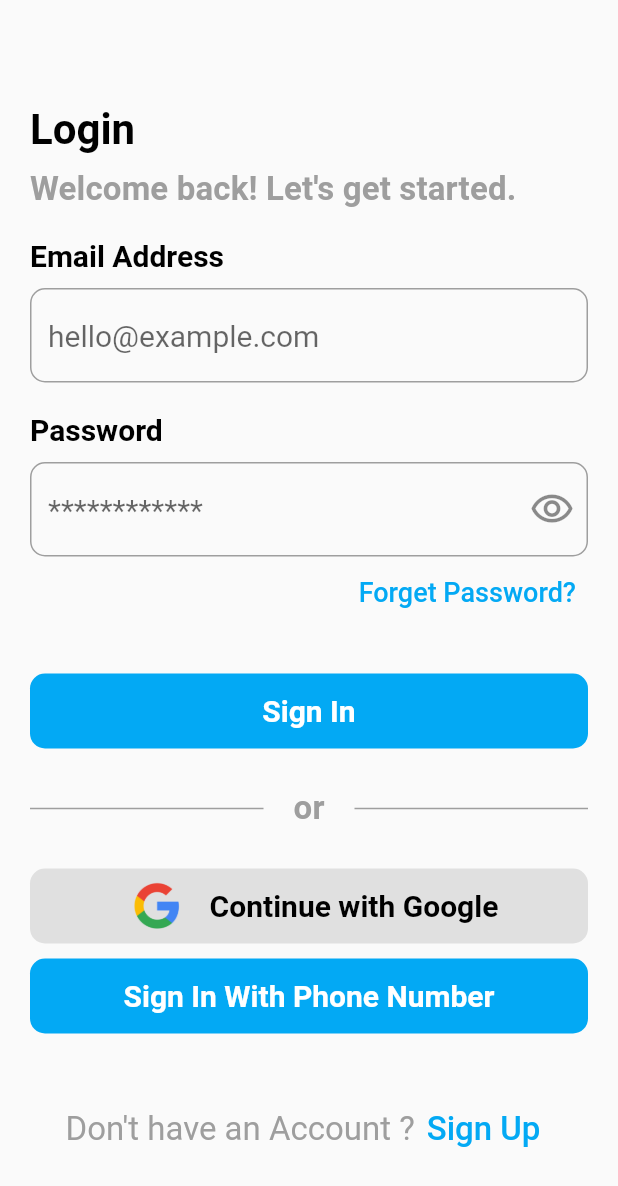
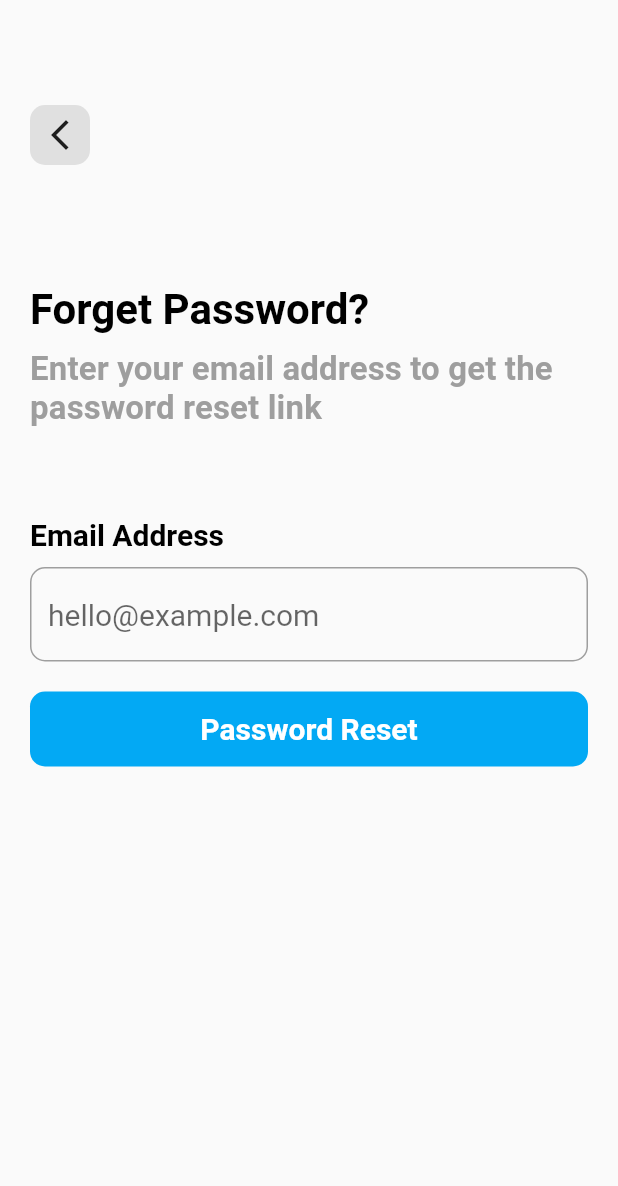
Before and after one commit to FahadMehboob/aviation_project, a Flutter app: the LoginScreen screen opened directly, after a tap on "Forget Password?", on a phone screen of 412 x 824 dp. Shown: the top 1186 px of the screen. Run offline on Flutter 3.47's test engine with Material 2 defaults, Android fonts, the phone set to English and light mode, and no system bars.

Commit message:
foget_screen UI and passowrd_reset_reset screen UI

```diff
--- /dev/null
+++ b/lib/ui/auth/forget_password.dart
@@ -0,0 +1,91 @@
+import 'package:aviation_project/ui/auth/password_reset.dart';
+import 'package:aviation_project/widgets/circular_button.dart';
+import 'package:aviation_project/widgets/reusable_text.dart';
+import 'package:flutter/material.dart';
+
+class ForgetPassword extends StatefulWidget {
+  const ForgetPassword({super.key});
+
+  @override
+  State<ForgetPassword> createState() => _ForgetPasswordState();
+}
+
+class _ForgetPasswordState extends State<ForgetPassword> {
+  @override
+  Widget build(BuildContext context) {
+    return Scaffold(
+      body: SingleChildScrollView(
+        child: Padding(
+          padding: const EdgeInsets.symmetric(
+            vertical: 70,
+            horizontal: 20,
+          ),
+          child: Column(
+            mainAxisAlignment: MainAxisAlignment.start,
+            crossAxisAlignment: CrossAxisAlignment.start,
+            children: [
+              InkWell(
+                onTap: () {
+                  Navigator.pop(context);
+                },
+                child: Container(
+                  height: 40,
+                  width: 40,
+                  decoration: BoxDecoration(
+                    borderRadius: BorderRadius.circular(10),
+                    color: Colors.grey[300],
+                  ),
+                  child: const Center(
+                    child: Icon(Icons.arrow_back_ios_new),
+                  ),
+                ),
+              ),
+              const SizedBox(
+                height: 80,
+              ),
+              const ReusableTitle(title: "Forget Password?"),
+              const ReusableSubTitle(
+                  subTitle:
+                      "Enter your email address to get the password reset link"),
+              const SizedBox(
+                height: 40,
+              ),
+              const ReusableLabel(labelText: "Email Address"),
+              TextFormField(
+                keyboardType: TextInputType.emailAddress,
+                style: Theme.of(context).textTheme.bodyMedium,
+                decoration: InputDecoration(
+                  hintText: "hello@example.com",
+                  enabledBorder: OutlineInputBorder(
+                    borderRadius: BorderRadius.circular(10),
+                    borderSide: const BorderSide(color: Colors.grey),
+                  ),
+                  focusedBorder: OutlineInputBorder(
+                    borderRadius: BorderRadius.circular(10),
+                    borderSide: const BorderSide(color: Colors.lightBlue),
+                  ),
+                  errorBorder: OutlineInputBorder(
+                    borderRadius: BorderRadius.circular(10),
+                    borderSide: const BorderSide(color: Colors.red),
+                  ),
+                ),
+              ),
+              const SizedBox(
+                height: 20,
+              ),
+              CircularButton(
+                  btnText: "Password Reset",
+                  onTap: () {
+                    Navigator.push(
+                        context,
+                        MaterialPageRoute(
+                          builder: (context) => const PasswordReset(),
+                        ));
+                  }),
+            ],
+          ),
+        ),
+      ),
+    );
+  }
+}
--- a/lib/ui/auth/login_screen.dart
+++ b/lib/ui/auth/login_screen.dart
@@ -1,4 +1,7 @@
+import 'package:aviation_project/ui/auth/forget_password.dart';
+import 'package:aviation_project/ui/auth/phone_login.dart';
 import 'package:aviation_project/ui/auth/signup_screen.dart';
+import 'package:aviation_project/ui/homescreen.dart';
 import 'package:aviation_project/widgets/circular_button.dart';
 import 'package:aviation_project/widgets/reusable_text.dart';
 import 'package:flutter/material.dart';
@@ -13,7 +16,7 @@ class LoginScreen extends StatefulWidget {
 }
 
 class _LoginScreenState extends State<LoginScreen> {
-  bool isVisible = false;
+  bool isVisible = true;
   @override
   Widget build(BuildContext context) {
     return Scaffold(
@@ -91,7 +94,13 @@ class _LoginScreenState extends State<LoginScreen> {
                 mainAxisAlignment: MainAxisAlignment.end,
                 children: [
                   TextButton(
-                      onPressed: () {},
+                      onPressed: () {
+                        Navigator.push(
+                            context,
+                            MaterialPageRoute(
+                              builder: (context) => const ForgetPassword(),
+                            ));
+                      },
                       child: const Text(
                         "Forget Password?",
                         style: TextStyle(fontSize: 18),
@@ -101,7 +110,16 @@ class _LoginScreenState extends State<LoginScreen> {
               const SizedBox(
                 height: 30,
               ),
-              const CircularButton(btnText: "Sign In"),
+              CircularButton(
+                btnText: "Sign In",
+                onTap: () {
+                  Navigator.push(
+                      context,
+                      MaterialPageRoute(
+                        builder: (context) => const HomeScreen(),
+                      ));
+                },
+              ),
               Row(
                 children: [
                   const Expanded(
@@ -131,7 +149,16 @@ class _LoginScreenState extends State<LoginScreen> {
               const SizedBox(
                 height: 10,
               ),
-              const CircularButton(btnText: "Sign In With Phone Number"),
+              CircularButton(
+                btnText: "Sign In With Phone Number",
+                onTap: () {
+                  Navigator.push(
+                      context,
+                      MaterialPageRoute(
+                        builder: (context) => const PhoneLogin(),
+                      ));
+                },
+              ),
               const SizedBox(
                 height: 40,
               ),
--- a/lib/widgets/circular_button.dart
+++ b/lib/widgets/circular_button.dart
@@ -2,11 +2,14 @@ import 'package:flutter/material.dart';
 
 class CircularButton extends StatelessWidget {
   final String btnText;
-  const CircularButton({super.key, required this.btnText});
+  final VoidCallback onTap;
+  const CircularButton({super.key, required this.btnText, required this.onTap});
 
   @override
   Widget build(BuildContext context) {
-    return Container(
+    return InkWell(
+      onTap: onTap,
+      child: Container(
         height: 50,
         decoration: BoxDecoration(
           borderRadius: BorderRadius.circular(10),
@@ -16,6 +19,7 @@ class CircularButton extends StatelessWidget {
           child: Text(
             btnText,
             style: Theme.of(context).textTheme.headlineLarge,
+          ),
         ),
       ),
     );
```
Also changed, not shown: lib/ui/auth/password_reset.dart (added, +131 -0 lines), lib/ui/auth/phone_login.dart (added, +23 -0 lines), lib/ui/auth/signup_screen.dart (+24 -4 lines). Lines whose indentation alone changed are shown as unchanged.
